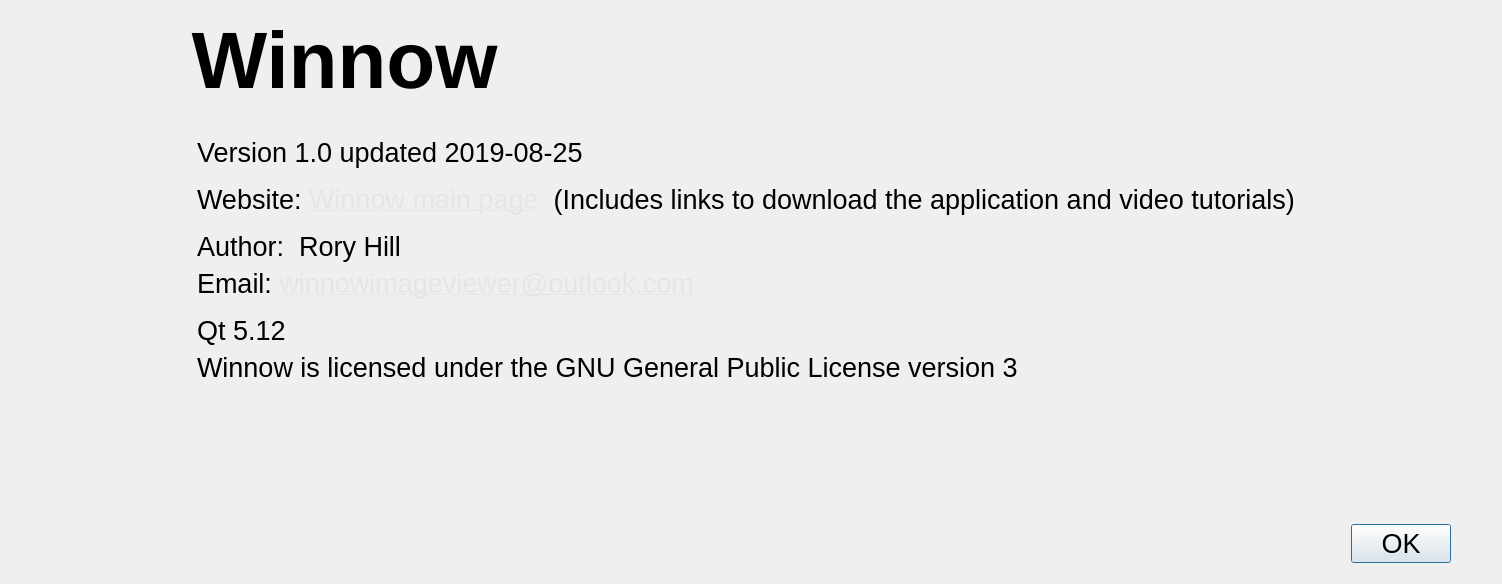
The window that Dialogs/aboutdlg.ui (towhee/Winnow64) describes before a commit, drawn with Qt 5.
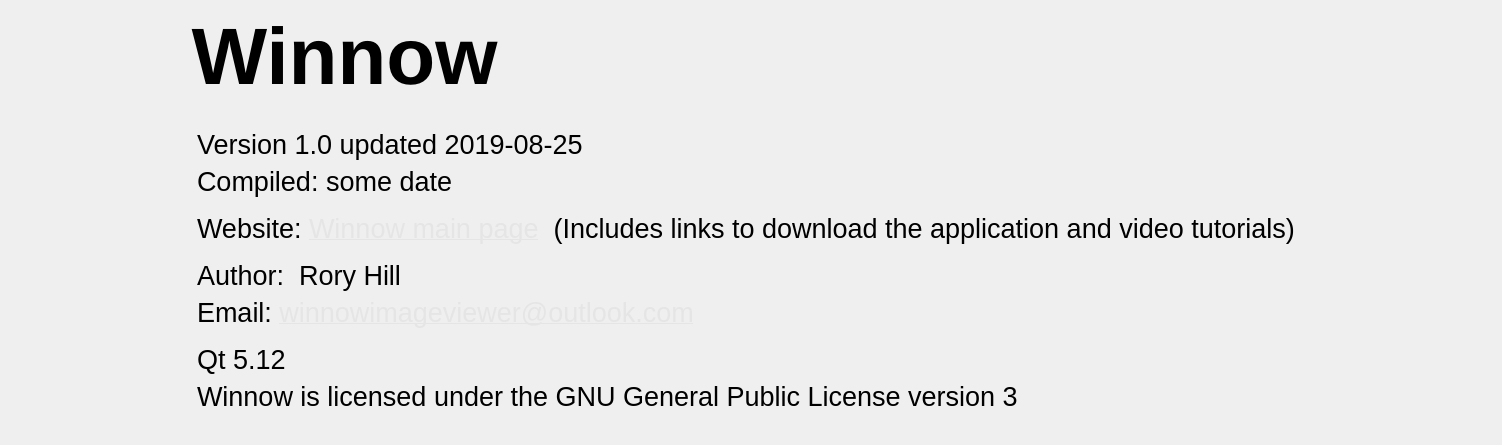
The same window after the commit. Icons and pictures are not drawn.

Commit message: Add compile date/time to about dialog

Patch:
```diff
--- a/Dialogs/aboutdlg.ui
+++ b/Dialogs/aboutdlg.ui
@@ -7,7 +7,7 @@
     <x>0</x>
     <y>0</y>
     <width>1502</width>
-    <height>584</height>
+    <height>445</height>
    </rect>
   </property>
   <property name="sizePolicy">
@@ -214,6 +214,13 @@
          </property>
         </widget>
        </item>
+       <item>
+        <widget class="QLabel" name="compileDate">
+         <property name="text">
+          <string>Compiled: some date</string>
+         </property>
+        </widget>
+       </item>
        <item>
         <spacer name="verticalSpacer_2">
          <property name="orientation">
@@ -406,72 +413,6 @@
      </property>
     </widget>
    </item>
-   <item>
-    <layout class="QHBoxLayout" name="horizontalLayout_5">
-     <property name="bottomMargin">
-      <number>10</number>
-     </property>
-     <item>
-      <spacer name="horizontalSpacer_3">
-       <property name="orientation">
-        <enum>Qt::Horizontal</enum>
-       </property>
-       <property name="sizeHint" stdset="0">
-        <size>
-         <width>533</width>
-         <height>20</height>
-        </size>
-       </property>
-      </spacer>
-     </item>
-     <item>
-      <widget class="QPushButton" name="okButton">
-       <property name="sizePolicy">
-        <sizepolicy hsizetype="Minimum" vsizetype="Fixed">
-         <horstretch>1</horstretch>
-         <verstretch>0</verstretch>
-        </sizepolicy>
-       </property>
-       <property name="minimumSize">
-        <size>
-         <width>100</width>
-         <height>0</height>
-        </size>
-       </property>
-       <property name="maximumSize">
-        <size>
-         <width>100</width>
-         <height>16777215</height>
-        </size>
-       </property>
-       <property name="font">
-        <font>
-         <pointsize>20</pointsize>
-        </font>
-       </property>
-       <property name="text">
-        <string>OK</string>
-       </property>
-      </widget>
-     </item>
-     <item>
-      <spacer name="horizontalSpacer_2">
-       <property name="orientation">
-        <enum>Qt::Horizontal</enum>
-       </property>
-       <property name="sizeType">
-        <enum>QSizePolicy::Fixed</enum>
-       </property>
-       <property name="sizeHint" stdset="0">
-        <size>
-         <width>40</width>
-         <height>20</height>
-        </size>
-       </property>
-      </spacer>
-     </item>
-    </layout>
-   </item>
   </layout>
  </widget>
  <resources>
```
The commit also changes 5 other files.
